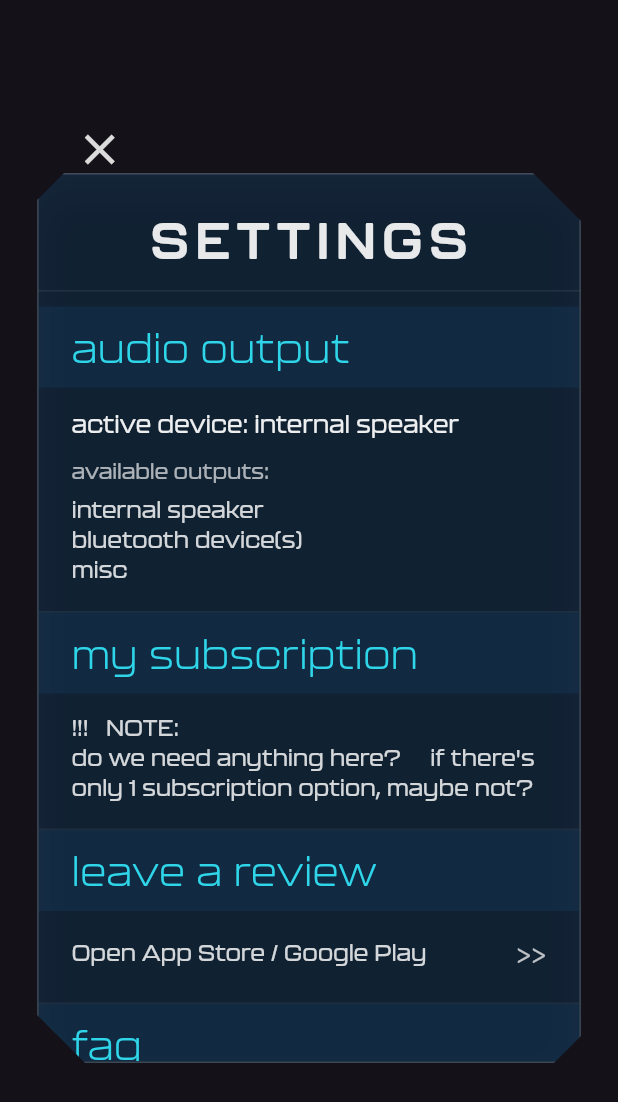
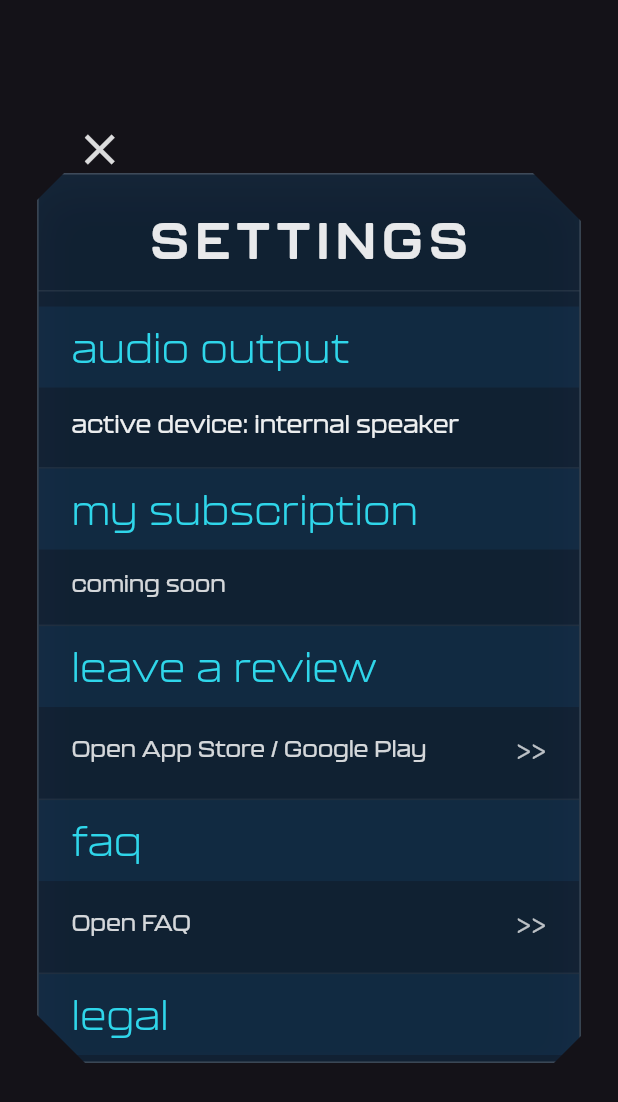
Before and after one commit to xyryc/tinnitus_relief_app, a Flutter app: the SettingsModal widget shown alone on an empty page, opened directly, on a phone screen of 412 x 824 dp. Shown: the top 1102 px of the screen. Run offline on Flutter 3.47's test engine with Material 3 defaults, Android fonts, the phone set to English and light mode, and no system bars; our stand-ins replace audioplayers.

Commit message:
settings modal ui updated

```diff
--- a/lib/widgets/settings_modal.dart
+++ b/lib/widgets/settings_modal.dart
@@ -79,10 +79,7 @@ class SettingsModal extends StatelessWidget {
                               const _SectionHeader('audio output'),
                               _AudioOutputBody(activeOutputDevice: activeOutputDevice),
                               const _SectionHeader('my subscription'),
-                              const _SectionBody(
-                                '!!!   NOTE:\n'
-                                "do we need anything here?     if there's only 1 subscription option, maybe not?",
-                              ),
+                              const _SectionBody('coming soon'),
                               const _SectionHeader('leave a review'),
                               const _ReviewBody(),
                               const _SectionHeader('faq'),
@@ -143,25 +140,6 @@ class _AudioOutputBody extends StatelessWidget {
               color: Colors.white.withOpacity(0.92),
               fontSize: 16,
               fontWeight: FontWeight.w500,
-              letterSpacing: 0.2,
-            ),
-          ),
-          const SizedBox(height: 10),
-          Text(
-            'available outputs:',
-            style: TextStyle(
-              color: Colors.white.withOpacity(0.65),
-              fontSize: 14,
-              letterSpacing: 0.2,
-            ),
-          ),
-          const SizedBox(height: 6),
-          Text(
-            'internal speaker\nbluetooth device(s)\nmisc',
-            style: TextStyle(
-              color: Colors.white.withOpacity(0.82),
-              fontSize: 15,
-              height: 1.35,
               letterSpacing: 0.2,
             ),
           ),
```
